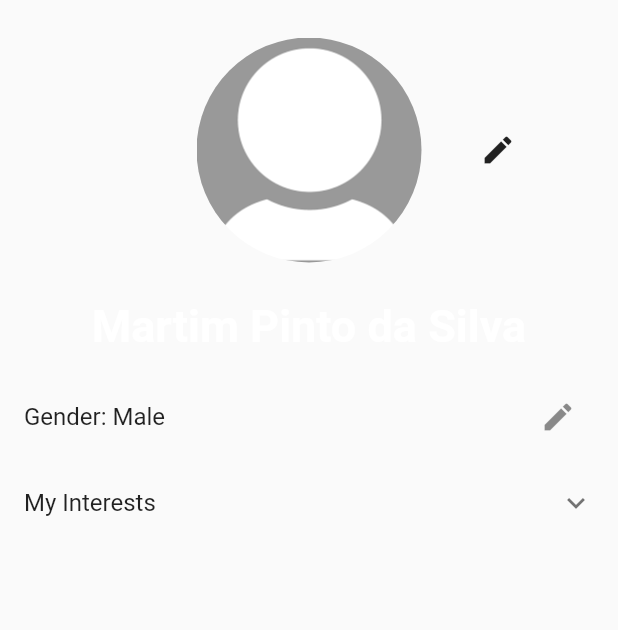
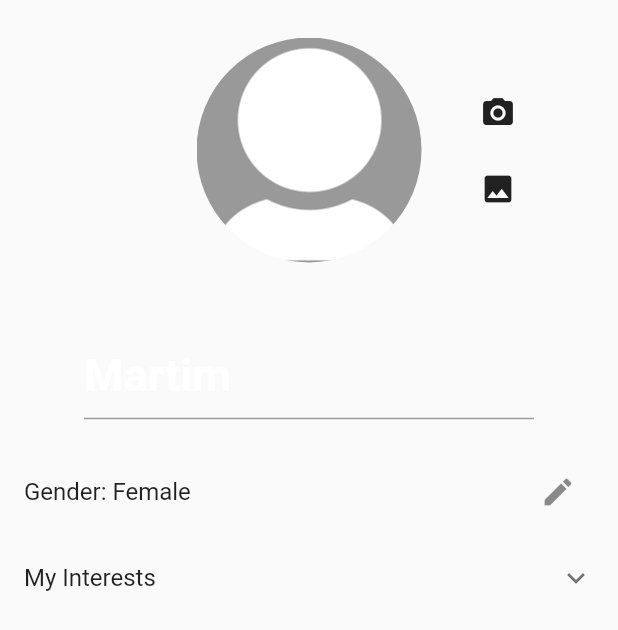
Before and after one commit to kiko-g/feup-esof, a Flutter app: the MyProfileWidget widget shown alone on an empty page, opened directly, after a tap on the "edit" icon, on a phone screen of 412 x 824 dp. Shown: the top 630 px of the screen. Run offline on Flutter 3.47's test engine with Material 2 defaults, Android fonts, the phone set to English and light mode, and no system bars; our stand-ins replace dynamic_theme, image_picker, shared_preferences; accounts and stored records are empty; project files that could hold a hidden picture were left out.

Commit message:
Profile widget 100% done

```diff
--- a/campus_nav/lib/view/Widgets/MyProfileWidget.dart
+++ b/campus_nav/lib/view/Widgets/MyProfileWidget.dart
@@ -1,40 +1,25 @@
+//IO operations and variables
+import 'dart:io';
+import 'dart:math';
 //Flutter widgets
-import 'dart:io';
-
 import 'package:flutter/material.dart';
 //Image picker to select photo from camera
 import 'package:image_picker/image_picker.dart';
 
 
 class MyProfileWidget extends StatefulWidget {
-  final name, interests, gender;
-
-  MyProfileWidget({
-    @required this.name,
-    @required this.interests,
-    @required this.gender
-  });
 
   @override
   _MyProfileWidgetState createState() =>
-  _MyProfileWidgetState(
-    name: name,
-    interests: interests,
-    gender: gender
-  );
+  _MyProfileWidgetState();
 }
 
 class _MyProfileWidgetState extends State<MyProfileWidget> {
-  var name, interests, gender;
   File img;
   final defaultProfile = "assets/images/profileDefault.png";
-  bool sports = false, science = false, tech = false, softw = false, bussiness = false;
 
-  _MyProfileWidgetState({
-    @required this.name,
-    @required this.interests,
-    @required this.gender
-  });
+  var name="Martim", gender="Male", image="";
+  bool sports = false, science = false, tech = false, softw = false, business = false;
 
   @override
   void initState() {
@@ -49,10 +34,12 @@ class _MyProfileWidgetState extends State<MyProfileWidget> {
 
   updateImageGallery() async{
     img = await ImagePicker.pickImage(source: ImageSource.gallery);
+    image = img.path;
   }
 
   updateImageCamera() async{
     img = await ImagePicker.pickImage(source: ImageSource.camera);
+    image = img.path;
   }
 
   updateGender() {
@@ -66,54 +53,72 @@ class _MyProfileWidgetState extends State<MyProfileWidget> {
       sports == false ? sports = true : sports = false;
     });
   }
+
   updateScience() {
     setState(() {
       science == false ? science = true : science = false;
     });
   }
+
   updateTech() {
     setState(() {
       tech == false ? tech = true : tech = false;
     });
   }
+
   updateSoftw() {
     setState(() {
       softw == false ? softw = true : softw = false;
     });
   }
-  updateBussiness() {
+
+  updateBusiness() {
     setState(() {
-      bussiness == false ? bussiness = true : bussiness = false;
+      business == false ? business = true : business = false;
     });
   }
 
-  //PROBLEMA QUANDO MECHO NO TICK SPORTS AFETA BUSSINESS
-
   @override
   Widget build(BuildContext context){
-    return new Column(
+    return new SingleChildScrollView(
+      child: Column(
+        mainAxisSize: MainAxisSize.min,
         children: <Widget>[
         //Profile image and edit icon
           Stack(
             children: <Widget>[
+              //Camera icon
               Container(
                 width: 350,
-              height: 200,
+                height: 150,
+                child: Align(
+                  alignment: Alignment.bottomRight,
+                  child: IconButton(
+                    onPressed: updatePhoto,
+                    icon: Icon(Icons.photo)
+                  ),
+                ),
+              ),
+              //Gallery icon
+              Container(
+                width: 350,
+                height: 150,
                 child: Align(
                   alignment: Alignment.centerRight,
                   child: IconButton(
                     onPressed: updatePhoto,
-                  icon: Icon(Icons.edit)
+                    icon: Icon(Icons.photo_camera)
                   ),
                 ),
               ),
+              //Profile photon
               Container(
                 width: 400,
                 height: 200,
                 child: Align(
                   alignment: Alignment.center,
                   child: ClipOval(
-                  child: Image.asset(img==null?defaultProfile:img.path,
+                    child: Image.asset(image==""?defaultProfile:image,
                       fit: BoxFit.fitWidth,
                       width: 150.0,
                       height: 150.0,
@@ -123,13 +128,16 @@ class _MyProfileWidgetState extends State<MyProfileWidget> {
               ),
             ],
           ),
-
+          //Name
           Container(
-          width: 500,
-          height: 50,
-          child: Align(
-            alignment: Alignment.topCenter,
-            child: Text(name,
+            width: 300,
+            height: 100,
+            alignment: Alignment.center,
+            child: TextFormField(
+              initialValue: name,
+              onSaved: (text) {
+                name = text;
+              },
               style: TextStyle(
                 color: Colors.white,
                 fontSize: 30,
@@ -137,8 +145,7 @@ class _MyProfileWidgetState extends State<MyProfileWidget> {
               ),
             ),
           ),
-        ),
-        //Gender
+          //Interests and gender
           ListTile(
             trailing: IconButton(
               tooltip: "Edit attribute",
@@ -185,14 +192,15 @@ class _MyProfileWidgetState extends State<MyProfileWidget> {
               ListTile(
                 trailing: IconButton(
                   tooltip: "Edit attribute",
-                icon: Icon(sports == bussiness ? Icons.check_circle : Icons.check_circle_outline),
-                onPressed: updateBussiness,
+                  icon: Icon(business == true ? Icons.check_circle : Icons.check_circle_outline),
+                  onPressed: updateBusiness,
                 ),
                 title: Text('Business', style: TextStyle(decoration: TextDecoration.underline),),
               ),
             ],
-        )
+          ),
         ],
+      ),
     );
   }
 }
```
Lines whose indentation alone changed are shown as unchanged.
